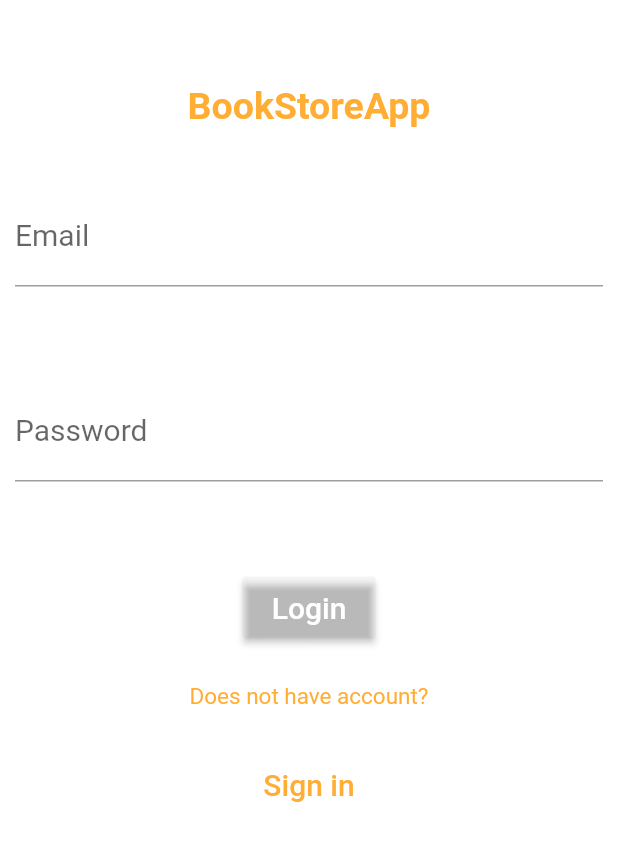
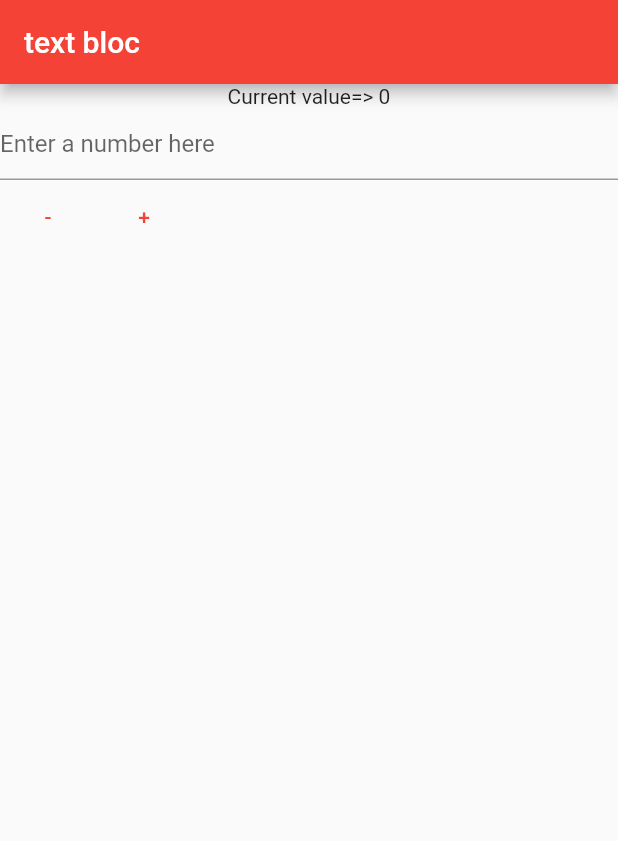
Before and after one commit to Shweta2105/blocPattern, a Flutter app: the screen it shows after launch, on a phone screen of 412 x 824 dp. Shown: the top 841 px of the screen. Run offline on Flutter 3.47's test engine with Material 2 defaults, Android fonts, the phone set to English and light mode, and no system bars; our stand-ins replace bloc, cloud_firestore, firebase_auth, firebase_core, flutter_bloc, share_plus; accounts and stored records are empty; Roboto replaces fonts that are missing (SansitaSwashed).

Commit message:
bloc provider learning in main.dart

```diff
--- a/lib/main.dart
+++ b/lib/main.dart
@@ -1,3 +1,4 @@
+import 'package:bloc/bloc.dart';
 import 'package:flutter/material.dart';
 
 import 'package:blocprovider/screens/notes/homescreen.dart';
@@ -5,7 +6,7 @@
 import 'package:blocprovider/screens/notes/createupdatenotescreen.dart';
 import 'package:blocprovider/screens/verifyemail.dart';
 import 'package:blocprovider/service/auth/auth_service.dart';
-
+import 'package:flutter_bloc/flutter_bloc.dart';
 
 import 'screens/registerscreen.dart';
 
@@ -27,15 +28,144 @@
           primarySwatch: Colors.red,
           accentColor: Colors.orangeAccent,
           fontFamily: 'SansitaSwashed'),
-      home: LoginScreen(),
-      // RegisterScreen(),
-      routes: {
-        HomeScreen.routeName: (context) => HomeScreen(),
-        RegisterScreen.routeName: (context) => RegisterScreen(),
-        LoginScreen.routeName: (context) => LoginScreen(),
-        VerifyEmailScreen.routeName: (context) => VerifyEmailScreen(),
-        CreateUpdateNoteScreen.routeName: (context) => CreateUpdateNoteScreen(),
-      },
+      home: Home(),
+      //   home: LoginScreen(),
+      //   // RegisterScreen(),
+      //   routes: {
+      //     HomeScreen.routeName: (context) => HomeScreen(),
+      //     RegisterScreen.routeName: (context) => RegisterScreen(),
+      //     LoginScreen.routeName: (context) => LoginScreen(),
+      //     VerifyEmailScreen.routeName: (context) => VerifyEmailScreen(),
+      //     CreateUpdateNoteScreen.routeName: (context) => CreateUpdateNoteScreen(),
+      //   },
     );
   }
 }
+
+class Home extends StatefulWidget {
+  const Home({Key? key}) : super(key: key);
+
+  @override
+  State<Home> createState() => _HomeState();
+}
+
+class _HomeState extends State<Home> {
+  late final TextEditingController _controller;
+  @override
+  void initState() {
+    _controller = TextEditingController();
+    super.initState();
+  }
+
+  @override
+  void dispose() {
+    _controller.dispose();
+    super.dispose();
+  }
+
+  @override
+  Widget build(BuildContext context) {
+    return BlocProvider(
+      create: (context) => CounterBloc(),
+      child: Scaffold(
+        appBar: AppBar(
+          title: const Text('text bloc'),
+        ),
+        body:
+            BlocConsumer<CounterBloc, CounterState>(builder: (context, state) {
+          final invalidValue =
+              (state is CounterStateInValidNumber) ? state.invalidValue : '';
+          return Column(
+            children: [
+              Text('Current value=> ${state.value}'),
+              Visibility(
+                child: Text('Invalid input: $invalidValue'),
+                visible: state is CounterStateInValidNumber,
+              ),
+              TextField(
+                controller: _controller,
+                decoration: InputDecoration(hintText: 'Enter a number here'),
+                keyboardType: TextInputType.number,
+              ),
+              Row(
+                children: [
+                  TextButton(
+                      onPressed: () {
+                        context
+                            .read<CounterBloc>()
+                            .add(DecrementEvent(_controller.text));
+                      },
+                      child: Text('-')),
+                  TextButton(
+                      onPressed: () {
+                        context
+                            .read<CounterBloc>()
+                            .add(incrementEvent(_controller.text));
+                      },
+                      child: Text('+')),
+                ],
+              )
+            ],
+          );
+        }, listener: (context, state) {
+          _controller.clear();
+        }),
+      ),
+    );
+  }
+}
+
+@immutable
+abstract class CounterState {
+  final int value;
+
+  CounterState(this.value);
+}
+
+class CounterStateValid extends CounterState {
+  CounterStateValid(int value) : super(value);
+}
+
+class CounterStateInValidNumber extends CounterState {
+  final String invalidValue;
+  CounterStateInValidNumber({
+    required this.invalidValue,
+    required int previousValue,
+  }) : super(previousValue);
+}
+
+abstract class CounterEvent {
+  final String value;
+  const CounterEvent(this.value);
+}
+
+class incrementEvent extends CounterEvent {
+  incrementEvent(String value) : super(value);
+}
+
+class DecrementEvent extends CounterEvent {
+  DecrementEvent(String value) : super(value);
+}
+
+class CounterBloc extends Bloc<CounterEvent, CounterState> {
+  CounterBloc() : super(CounterStateValid(0)) {
+    on<incrementEvent>((event, emit) {
+      final integer = int.tryParse(event.value);
+      if (integer == null) {
+        emit(CounterStateInValidNumber(
+            invalidValue: event.value, previousValue: state.value));
+      } else {
+        emit(CounterStateValid(state.value + integer));
+      }
+    });
+    on<DecrementEvent>((event, emit) {
+      final integer = int.tryParse(event.value);
+      if (integer == null) {
+        emit(CounterStateInValidNumber(
+            invalidValue: event.value, previousValue: state.value));
+      } else {
+        emit(CounterStateValid(state.value - integer));
+      }
+    });
+  }
+}
--- a/pubspec.yaml
+++ b/pubspec.yaml
@@ -27,12 +27,14 @@
 # the latest version available on pub.dev. To see which dependencies have newer
 # versions available, run `flutter pub outdated`.
 dependencies:
+  bloc: ^8.0.3
   cloud_firestore: ^3.1.10
   cupertino_icons: ^1.0.2
   firebase_auth: ^3.3.11
   firebase_core: ^1.13.1
   flutter:
     sdk: flutter
+  flutter_bloc: ^8.0.1
   path: ^1.8.1
   path_provider: ^2.0.9
   share_plus: ^4.0.3
```
Also changed, not shown: pubspec.lock.
